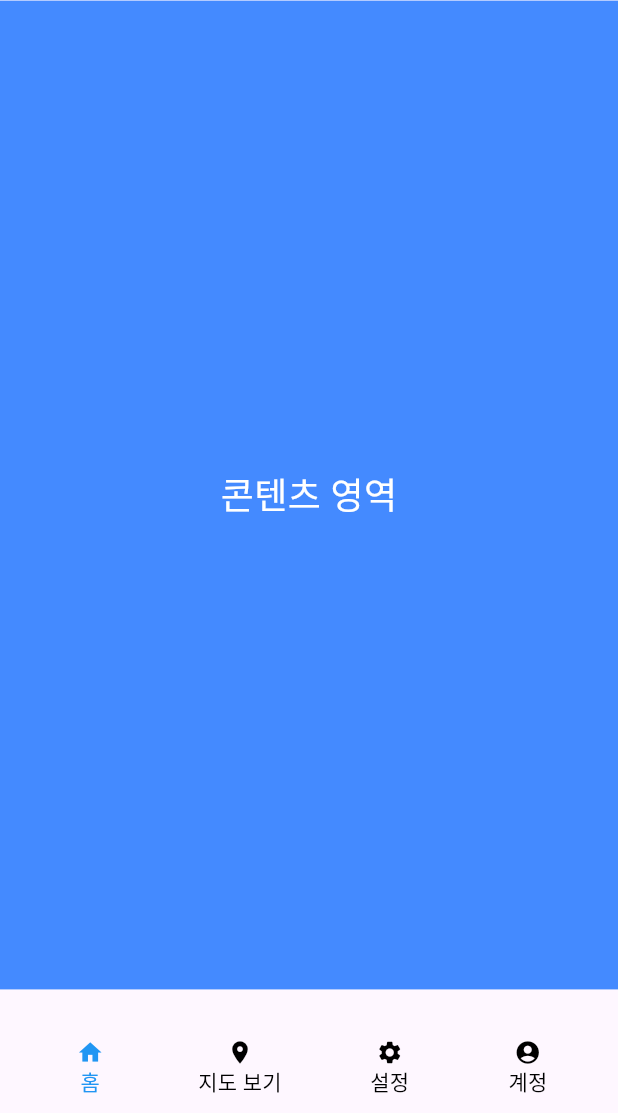
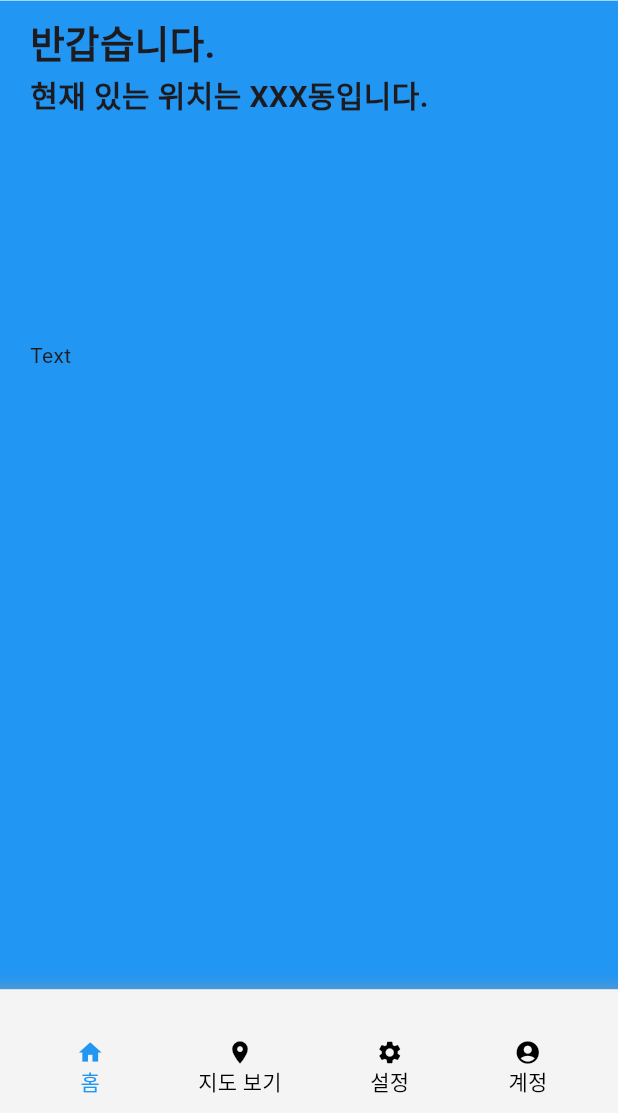
Before and after one commit to INMD1-Repo/All-life, a Flutter app: the screen it shows after launch, on a phone screen of 412 x 824 dp, the part 123-1236 px from its top. Run offline on Flutter 3.47's test engine with Material 3 defaults, Android fonts, the phone set to English and light mode, and no system bars; our stand-ins replace go_router; network calls fail.

Commit message:
메인페이지 콘텐츠 디자인중

```diff
--- a/Frontend/lib/page/home.dart
+++ b/Frontend/lib/page/home.dart
@@ -21,7 +21,9 @@ class _HomePageState extends State<HomePage> {
   @override
   Widget build(BuildContext context) {
     return Scaffold(
-      body: Column(
+      body: Container(
+        color: Colors.white,
+        child: Column(
           children: [
             // 메뉴바 관련 코드
             Expanded(
@@ -59,19 +61,64 @@ class _HomePageState extends State<HomePage> {
             Expanded(
                 flex: 8, // 60%
                 child: Container(
-              color: Colors.blueAccent, // 임시로 배경색 지정 (콘텐츠 영역)
-              child: Center(
-                child: Text(
-                  '콘텐츠 영역',
-                  style: TextStyle(fontSize: 24, color: Colors.white),
+                  color: Colors.blue,
+                  child:  Padding(padding: EdgeInsets.fromLTRB(20, 10, 0, 0),
+                    child: Column(
+                      children: [
+                        //가벼운 인사말 정도로?
+                        Expanded(
+                            flex:1,
+                            child: Container(
+                              //옆으로 꽉 보이게
+                                width: double.infinity, // 임시로 배경색 지정 (콘텐츠 영역)
+                                child:Expanded(
+                                    flex: 1,
+                                    //긴딘힌 엡인사 표시
+                                    child:Column(
+                                      crossAxisAlignment: CrossAxisAlignment.start,
+                                      children: [
+                                        Text("반갑습니다.",style: TextStyle(fontSize: 25, fontWeight: FontWeight.bold)),
+                                        Text("현재 있는 위치는 XXX동입니다.",style: TextStyle(fontSize: 20, fontWeight: FontWeight.bold))
+                                      ],
+                                    )
+                                )
+                            )
+                        ),
+                        //현재 지역에 있는 지진 대피 시설 안내
+                        Expanded(
+                          flex: 2,
+                          child: Column(
+                            crossAxisAlignment: CrossAxisAlignment.start,
+                            children: [
+                              Text("Text"),
+                              Container(
+                              )
+                            ],
+                          ),
+                        )
+                        //현재 지역에 있는 해일 대피 시설 안내
+                        //현재 지역에 있는 기타 대피 시설 안내
+                        //아래에는 슬라읃 형식으로 정부에서 배포한 포스트 올리기
+                      ],
                     ),
                   ),
-            ),
+                )
             ),
             // 하단 메뉴 부분
             Expanded(
               flex: 1, // 20%
               child: Container(
+                decoration: BoxDecoration(
+                  boxShadow: <BoxShadow>[
+                    BoxShadow(
+                      color: Colors.grey.withOpacity(0.5),
+                      spreadRadius: 5,
+                      blurRadius: 7,
+                      offset: Offset(0, 3), // changes position of shadow
+                    )
+                  ],
+                  color: Color(0xffF4F4F4),
+                ),
                 child: Center(
                   child: Row(
                     mainAxisAlignment: MainAxisAlignment.spaceEvenly,
@@ -87,6 +134,7 @@ class _HomePageState extends State<HomePage> {
             ),
           ],
         ),
+      )
     );
   }
 
--- a/Frontend/pubspec.yaml
+++ b/Frontend/pubspec.yaml
@@ -36,6 +36,7 @@ dependencies:
   # Use with the CupertinoIcons class for iOS style icons.
   cupertino_icons: ^1.0.8
   go_router: ^9.0.0
+  geolocator: ^8.2.1
 
 dev_dependencies:
   flutter_test:
```
Also changed, not shown: Frontend/pubspec.lock, 1 other file. Lines whose indentation alone changed are shown as unchanged.
